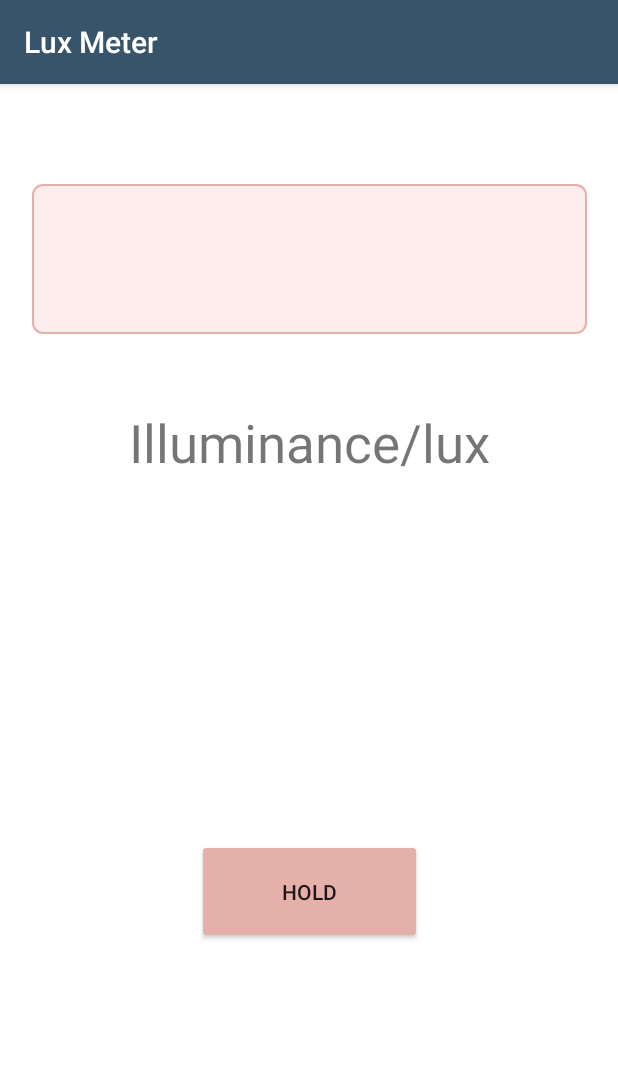
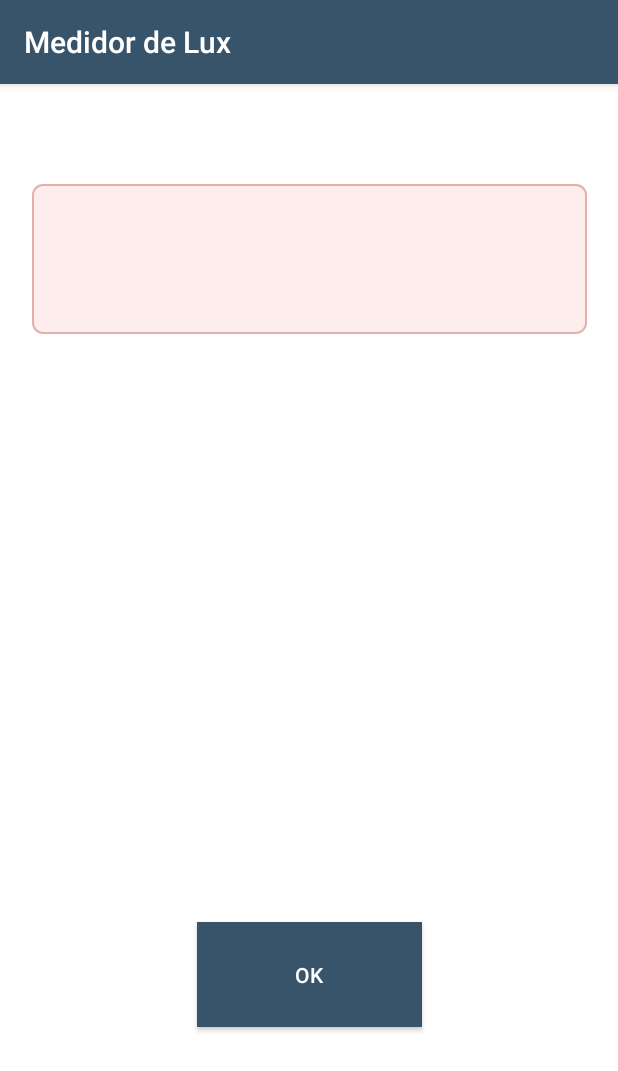
Before and after one commit to Luiz-Eduardo-BL/Projeto-de-Eficiencia-Energetica, an Android app: the MainActivity screen opened directly, with no data from a screen before it, on a phone screen of 412 x 824 dp. Shown: the top 1071 px of the screen. Run offline under Robolectric (Android 15) with nearby library versions, the phone set to English and light mode, and no system bars.

```diff
--- a/frontend/LuxMeter/app/src/main/java/moe/feo/luxmeter/MainActivity.java
+++ b/frontend/LuxMeter/app/src/main/java/moe/feo/luxmeter/MainActivity.java
@@ -22,6 +22,9 @@ public class MainActivity extends AppCompatActivity {
     protected void onCreate(Bundle savedInstanceState) {
         super.onCreate(savedInstanceState);
         instance = this;
+
+        getSupportActionBar().setTitle("Medidor de Lux");
+
         setContentView(R.layout.activity_main);
         text = findViewById(R.id.num);
         sensorManager = (SensorManager) getSystemService(Context.SENSOR_SERVICE);
--- a/frontend/LuxMeter/app/src/main/res/layout/activity_main.xml
+++ b/frontend/LuxMeter/app/src/main/res/layout/activity_main.xml
@@ -22,29 +22,19 @@
         app:layout_constraintTop_toTopOf="parent"
         app:layout_constraintVertical_bias="0.1" />
 
-    <TextView
-        android:id="@+id/illuminance_lux"
-        android:layout_width="wrap_content"
-        android:layout_height="50dp"
-        android:text="@string/illuminance_lux"
-        android:textSize="35sp"
+    <Button
+        android:id="@+id/button"
+        android:layout_width="150dp"
+        android:layout_height="70dp"
+        android:background="#38546A"
+        android:text="OK"
+        android:textColor="#FFF"
+        android:visibility="visible"
         app:layout_constraintBottom_toBottomOf="parent"
         app:layout_constraintEnd_toEndOf="parent"
         app:layout_constraintHorizontal_bias="0.5"
         app:layout_constraintStart_toStartOf="parent"
         app:layout_constraintTop_toTopOf="parent"
-        app:layout_constraintVertical_bias="0.30" />
-
-    <Button
-        android:id="@+id/button"
-        android:layout_width="150dp"
-        android:layout_height="70dp"
-        android:text="@string/hold"
-        app:layout_constraintBottom_toBottomOf="parent"
-        app:layout_constraintEnd_toEndOf="parent"
-        app:layout_constraintHorizontal_bias="0.5"
-        app:layout_constraintStart_toStartOf="parent"
-        app:layout_constraintTop_toBottomOf="@+id/illuminance_lux"
-        app:layout_constraintVertical_bias="0.55" />
+        app:layout_constraintVertical_bias="0.8" />
 
 </androidx.constraintlayout.widget.ConstraintLayout>
```
Also changed, not shown: frontend/LuxMeter/app/src/main/assets/countdown.json (added, +1 -0 lines), frontend/LuxMeter/app/src/main/assets/information.json (added, +1 -0 lines), frontend/LuxMeter/app/src/main/assets/light.json (added, +1 -0 lines).
